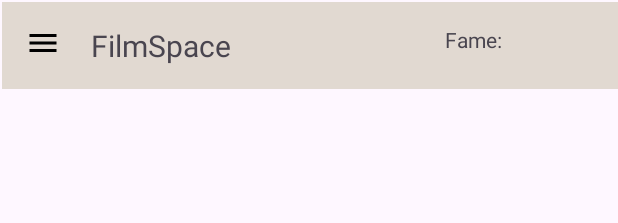
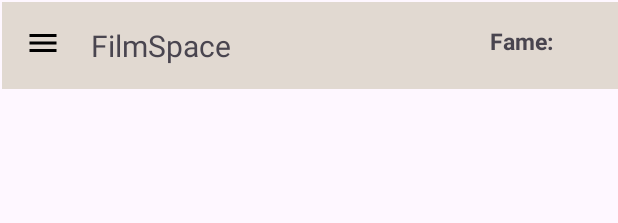
Before and after one commit to MAD2023-Team3/filmspace, an Android app: the layout navbar.xml on its own in the app's theme, with its tools: preview values and no code run, on a phone screen of 412 x 824 dp. Shown: the top 223 px of the screen. Run offline under Robolectric (Android 15) with nearby library versions, the phone set to English and light mode, and no system bars.

Commit message:
Changed the "FAME" font size and style.

```diff
--- a/app/src/main/res/layout/navbar.xml
+++ b/app/src/main/res/layout/navbar.xml
@@ -42,9 +42,12 @@
 
             <TextView
                 android:id="@+id/nav_fame"
-                android:layout_width="100dp"
+                android:layout_width="70dp"
+                android:textSize="15dp"
+                android:textStyle="bold"
                 android:layout_height="match_parent"
                 android:layout_weight="1"
+                android:layout_marginStart="120dp"
                 android:text="Fame:" />
         </LinearLayout>
     </LinearLayout>
```
